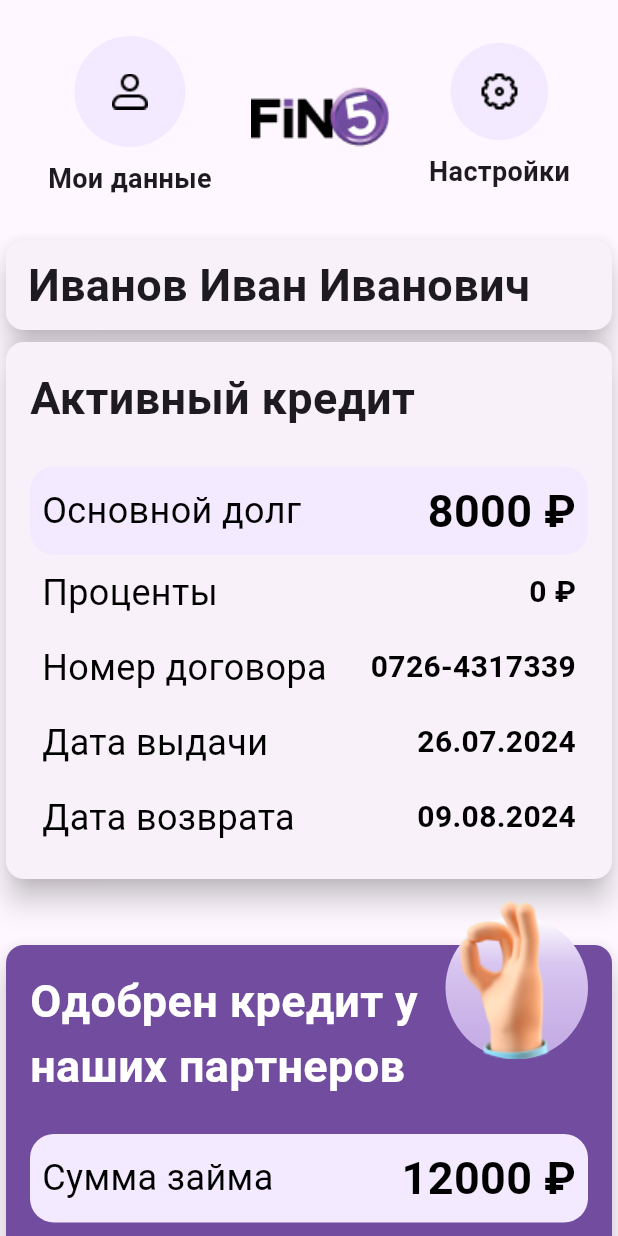
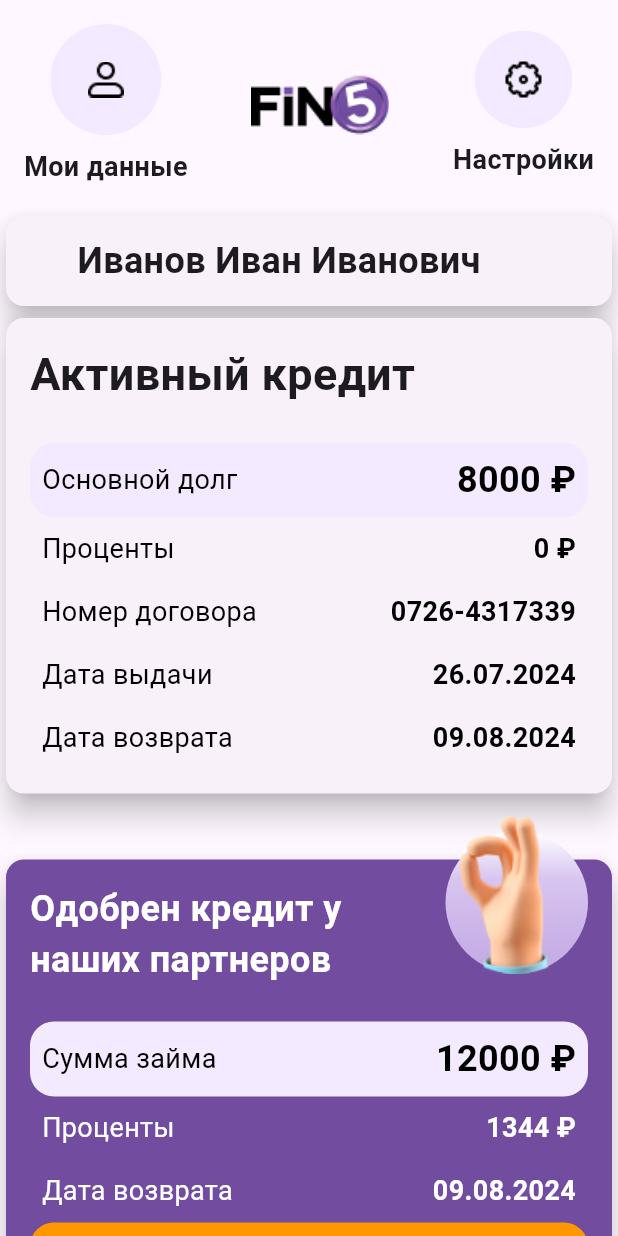
Before and after one commit to YoussefKadafy/tasks_app, a Flutter app: the screen it shows after launch, on a phone screen of 412 x 824 dp. Run offline on Flutter 3.47's test engine with Material 3 defaults, Android fonts, the phone set to English and light mode, and no system bars.

Commit message:
edite text font size

```diff
--- a/lib/views/home_view.dart
+++ b/lib/views/home_view.dart
@@ -8,16 +8,13 @@ class HomeView extends StatelessWidget {
 
   @override
   Widget build(BuildContext context) {
-    return Scaffold(
+    return const Scaffold(
       body: SingleChildScrollView(
         physics: BouncingScrollPhysics(),
         child: Column(
           children: [
-            Padding(
-              padding: EdgeInsets.symmetric(horizontal: 16, vertical: 8),
-              child: CustomAppBar(),
-            ),
-            Container(
+            CustomAppBar(),
+            SizedBox(
               width: double.infinity,
               child: Card(
                 elevation: 8,
@@ -25,11 +22,11 @@ class HomeView extends StatelessWidget {
                   height: 60,
                   child: Center(
                     child: Padding(
-                      padding: const EdgeInsets.only(right: 40),
+                      padding: EdgeInsets.only(right: 40),
                       child: Text(
                         'Иванов Иван Иванович',
                         style: TextStyle(
-                            fontWeight: FontWeight.bold, fontSize: 30),
+                            fontWeight: FontWeight.bold, fontSize: 24),
                       ),
                     ),
                   ),
@@ -38,7 +35,7 @@ class HomeView extends StatelessWidget {
             ),
             CustomActiveCredit(),
             Padding(
-              padding: const EdgeInsets.symmetric(vertical: 16.0),
+              padding: EdgeInsets.symmetric(vertical: 16.0),
               child: LoanApprovedCard(),
             ),
           ],
--- a/lib/widgets/custom_active_credit.dart
+++ b/lib/widgets/custom_active_credit.dart
@@ -33,7 +33,7 @@ class CustomActiveCredit extends StatelessWidget {
                 child: const CustomRowText(
                   prefixText: 'Основной долг',
                   suffexText: '8000 ₽',
-                  fontSize: 30,
+                  suffixFontSize: 24,
                 ),
               ),
               const CustomRowText(prefixText: 'Проценты', suffexText: '0 ₽'),
--- a/lib/widgets/custom_row_text.dart
+++ b/lib/widgets/custom_row_text.dart
@@ -6,11 +6,14 @@ class CustomRowText extends StatelessWidget {
       this.fontWeight = FontWeight.bold,
       required this.prefixText,
       required this.suffexText,
-      this.fontSize = 20,
+      this.prefixFontSize = 18,
+      this.suffixFontSize = 18,
       this.color = Colors.black});
   final String prefixText, suffexText;
   final FontWeight fontWeight;
-  final double fontSize;
+  final double prefixFontSize;
+  final double suffixFontSize;
+
   final Color color;
 
   @override
@@ -23,14 +26,14 @@ class CustomRowText extends StatelessWidget {
           Text(
             prefixText,
             style: TextStyle(
-              fontSize: 24,
+              fontSize: prefixFontSize,
               color: color,
             ),
           ),
           Text(
             suffexText,
             style: TextStyle(
-                fontSize: fontSize, fontWeight: fontWeight, color: color),
+                fontSize: suffixFontSize, fontWeight: fontWeight, color: color),
           ),
         ],
       ),
--- a/lib/widgets/loan_approved.dart
+++ b/lib/widgets/loan_approved.dart
@@ -26,14 +26,14 @@ class LoanApprovedCard extends StatelessWidget {
                       'Одобрен кредит у ',
                       style: TextStyle(
                           fontWeight: FontWeight.bold,
-                          fontSize: 30,
+                          fontSize: 24,
                           color: Colors.white),
                     ),
                     const Text(
                       'наших партнеров',
                       style: TextStyle(
                           fontWeight: FontWeight.bold,
-                          fontSize: 30,
+                          fontSize: 24,
                           color: Colors.white),
                     ),
                     const SizedBox(
@@ -48,7 +48,8 @@ class LoanApprovedCard extends StatelessWidget {
                       child: const CustomRowText(
                         prefixText: 'Сумма займа',
                         suffexText: '12000 ₽',
-                        fontSize: 30,
+                        suffixFontSize: 24,
+                        prefixFontSize: 18,
                       ),
                     ),
                     const CustomRowText(
@@ -73,7 +74,7 @@ class LoanApprovedCard extends StatelessWidget {
             child: Container(
               height: 95,
               width: 95,
-              decoration: BoxDecoration(
+              decoration: const BoxDecoration(
                 shape: BoxShape.circle,
                 gradient: LinearGradient(colors: [
                   Colors.white,
```
Also changed, not shown: assets/images/bank-building-with-coins-pink-background-online-banking-bank-transactions-service-moneysaving-bank-finance-financial-business-money-transaction-savings-concept-3d-render-illustration 1.png (added).
